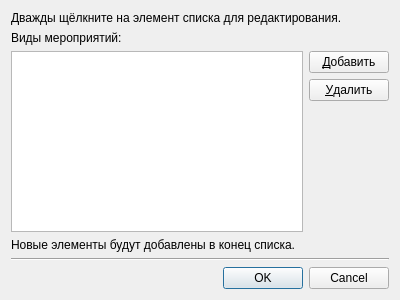
NTO-2nd-stage-ABP/ccms, file app/ui/dialogs/type_manager.ui: the form before one commit.
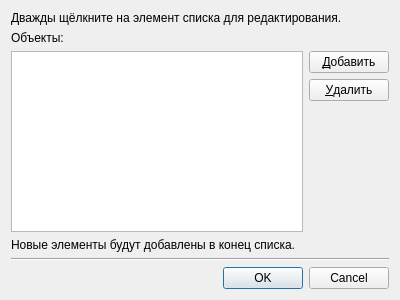
The form after the commit.

```diff
--- a/app/ui/dialogs/type_manager.ui
+++ b/app/ui/dialogs/type_manager.ui
@@ -30,7 +30,7 @@
    <item>
     <widget class="QLabel" name="label_2">
      <property name="text">
-      <string>Виды мероприятий:</string>
+      <string>Объекты:</string>
      </property>
     </widget>
    </item>
```
